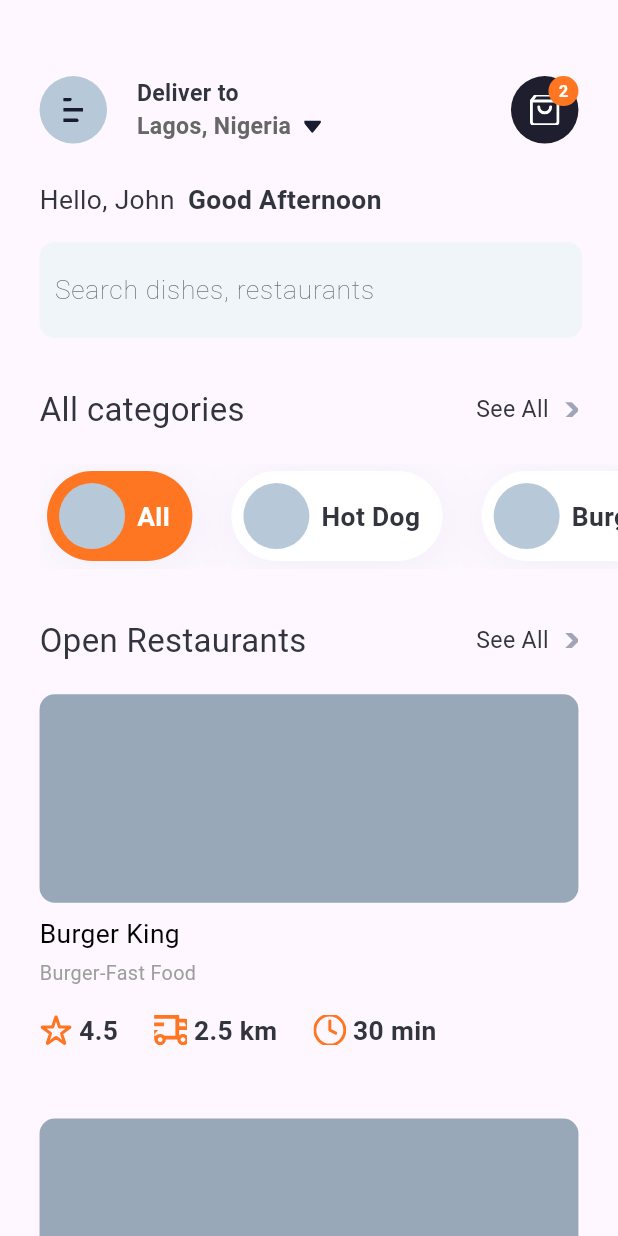
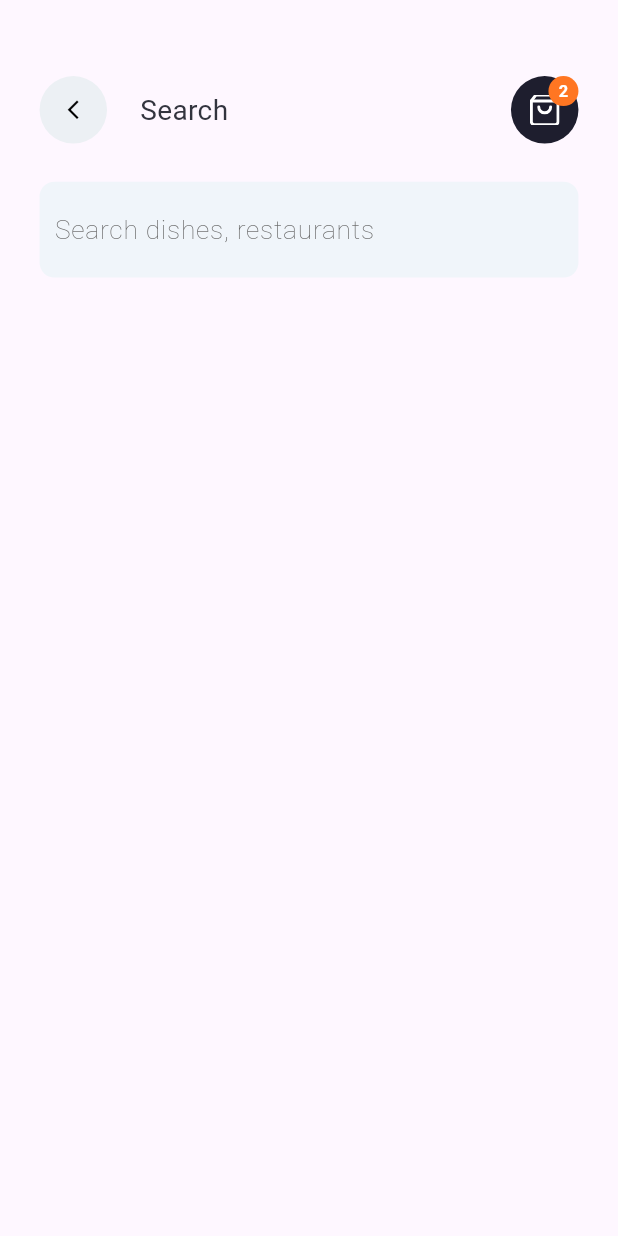
Before and after one commit to Teewhydot/food, a Flutter app: the screen it shows after launch, on a phone screen of 412 x 824 dp. Run offline on Flutter 3.47's test engine with Material 3 defaults, Android fonts, the phone set to English and light mode, and no system bars; our stand-ins replace cached_network_image, dartz, firebase_auth, flutter_screenutil, flutter_svg, get and 6 more; accounts and stored records are empty; Roboto replaces fonts that are missing (Sen).

Commit message:
Refactored app default padding.

```diff
--- /dev/null
+++ b/lib/food/core/constants/app_constants.dart
@@ -0,0 +1,3 @@
+class AppConstants {
+  static const double defaultPadding = 24.0;
+}
--- a/lib/food/core/theme/colors.dart
+++ b/lib/food/core/theme/colors.dart
@@ -21,3 +21,4 @@ const Color kTwitterColor = Color(0xff1DA1F2);
 const Color kGradientColor1 = Color(0xffE76F00);
 const Color kGradientColor2 = Color(0xffFFEB34);
 const Color kCloseColor = Color(0xffFFE194);
+const Color kBackWidgetColor = Color(0xffECF0F4);
--- a/lib/food/features/auth/presentation/screens/location.dart
+++ b/lib/food/features/auth/presentation/screens/location.dart
@@ -3,6 +3,7 @@ import 'package:flutter_screenutil/flutter_screenutil.dart';
 import 'package:food/food/components/buttons/buttons.dart';
 import 'package:food/food/components/scaffold.dart';
 import 'package:food/food/components/texts/texts.dart';
+import 'package:food/food/core/constants/app_constants.dart';
 import 'package:food/food/core/theme/colors.dart';
 import 'package:food/food/features/onboarding/presentation/widgets/food_container.dart';
 import 'package:get/get.dart';
@@ -46,7 +47,10 @@ class _LocationState extends State<Location> {
             FWrapText(
               text: "DFOOD WILL ACCESS YOUR LOCATION ONLY WHILE USING THE APP",
               color: kTextColorDark,
-            ).paddingOnly(left: 26.w, right: 26.w),
+            ).paddingOnly(
+              left: AppConstants.defaultPadding.w,
+              right: AppConstants.defaultPadding.w,
+            ),
           ],
         ),
       ),
--- a/lib/food/features/auth/presentation/widgets/back_widget.dart
+++ b/lib/food/features/auth/presentation/widgets/back_widget.dart
@@ -2,7 +2,8 @@ import 'package:flutter/material.dart';
 import 'package:food/food/core/theme/colors.dart';
 
 class BackWidget extends StatelessWidget {
-  const BackWidget({super.key});
+  final Color color;
+  const BackWidget({super.key, this.color = kWhiteColor});
 
   @override
   Widget build(BuildContext context) {
@@ -10,7 +11,7 @@ class BackWidget extends StatelessWidget {
       width: 45,
       height: 45,
       decoration: BoxDecoration(
-        color: kWhiteColor,
+        color: color,
         borderRadius: BorderRadius.circular(45),
       ),
       child: IconButton(
--- a/lib/food/features/home/presentation/screens/home.dart
+++ b/lib/food/features/home/presentation/screens/home.dart
@@ -9,6 +9,7 @@ import 'package:food/generated/assets.dart';
 import 'package:get/get.dart';
 
 import '../../../../components/buttons/buttons.dart';
+import '../../../../core/constants/app_constants.dart';
 import '../widgets/cart_widget.dart';
 import '../widgets/category_widget.dart';
 import '../widgets/restaurant_widget.dart';
@@ -165,7 +166,9 @@ class _HomeState extends State<Home> {
                     ],
                   ),
                   Spacer(),
-                  CartWidget().paddingOnly(right: 24.w),
+                  CartWidget().paddingOnly(
+                    right: AppConstants.defaultPadding.w,
+                  ),
                 ],
               ),
             ),
@@ -192,7 +195,7 @@ class _HomeState extends State<Home> {
             16.verticalSpace,
             SearchWidget(),
             32.verticalSpace,
-            SectionHead().paddingOnly(right: 24.w),
+            SectionHead().paddingOnly(right: AppConstants.defaultPadding.w),
             20.verticalSpace,
             SingleChildScrollView(
               scrollDirection: Axis.horizontal,
@@ -213,7 +216,9 @@ class _HomeState extends State<Home> {
               ),
             ),
             32.verticalSpace,
-            SectionHead(title: "Open Restaurants").paddingOnly(right: 24.w),
+            SectionHead(
+              title: "Open Restaurants",
+            ).paddingOnly(right: AppConstants.defaultPadding.w),
             20.verticalSpace,
             SingleChildScrollView(
               scrollDirection: Axis.vertical,
@@ -250,9 +255,9 @@ class _HomeState extends State<Home> {
                   ),
                 ],
               ),
-            ).paddingOnly(right: 24.w),
+            ).paddingOnly(right: AppConstants.defaultPadding.w),
           ],
-        ).paddingOnly(left: 24.w),
+        ).paddingOnly(left: AppConstants.defaultPadding.w),
       ),
     );
   }
--- /dev/null
+++ b/lib/food/features/home/presentation/screens/search.dart
@@ -0,0 +1,51 @@
+import 'package:flutter/material.dart';
+import 'package:flutter_screenutil/flutter_screenutil.dart';
+import 'package:food/food/components/scaffold.dart';
+import 'package:food/food/components/texts/texts.dart';
+import 'package:food/food/core/theme/colors.dart';
+import 'package:food/food/features/auth/presentation/widgets/back_widget.dart';
+import 'package:food/food/features/home/presentation/widgets/cart_widget.dart';
+import 'package:food/food/features/home/presentation/widgets/search_widget.dart';
+import 'package:get/get.dart';
+
+import '../../../../core/constants/app_constants.dart';
+
+class Search extends StatefulWidget {
+  const Search({super.key});
+
+  @override
+  State<Search> createState() => _SearchState();
+}
+
+class _SearchState extends State<Search> {
+  @override
+  Widget build(BuildContext context) {
+    return FScaffold(
+      body: Column(
+        children: [
+          50.verticalSpace,
+          Row(
+            children: [
+              Row(
+                children: [
+                  BackWidget(color: kBackWidgetColor),
+                  20.horizontalSpace,
+                  FText(
+                    text: "Search",
+                    fontSize: 17,
+                    fontWeight: FontWeight.w400,
+                    color: kTextColorDark,
+                  ),
+                ],
+              ),
+              Spacer(),
+              CartWidget().paddingOnly(right: AppConstants.defaultPadding.w),
+            ],
+          ),
+          25.verticalSpace,
+          SearchWidget(),
+        ],
+      ).paddingOnly(left: AppConstants.defaultPadding.w),
+    );
+  }
+}
--- a/lib/food/features/home/presentation/widgets/search_widget.dart
+++ b/lib/food/features/home/presentation/widgets/search_widget.dart
@@ -1,6 +1,9 @@
 import 'package:flutter/material.dart';
+import 'package:flutter_screenutil/flutter_screenutil.dart';
 import 'package:food/food/components/textfields.dart';
 import 'package:get/get.dart';
+
+import '../../../../core/constants/app_constants.dart';
 
 class SearchWidget extends StatefulWidget {
   const SearchWidget({super.key});
@@ -17,6 +20,6 @@ class _SearchWidgetState extends State<SearchWidget> {
       hasLabel: false,
       hintText: "Search dishes, restaurants",
       action: TextInputAction.search,
-    ).paddingOnly(right: 24);
+    ).paddingOnly(right: AppConstants.defaultPadding.w);
   }
 }
--- a/lib/main.dart
+++ b/lib/main.dart
@@ -3,7 +3,7 @@ import 'package:flutter_screenutil/flutter_screenutil.dart';
 import 'package:food/food/app/init.dart';
 import 'package:food/food/core/routes/getx_route_module.dart';
 import 'package:food/food/core/theme/theme.dart';
-import 'package:food/food/features/home/presentation/screens/home.dart';
+import 'package:food/food/features/home/presentation/screens/search.dart';
 import 'package:get/get.dart';
 
 void main() {
@@ -27,7 +27,7 @@ class MyApp extends StatelessWidget {
         theme: FoodTheme.lightTheme,
         darkTheme: FoodTheme.darkTheme,
         themeMode: ThemeMode.light,
-        home: const Home(),
+        home: const Search(),
       ),
     );
   }
```
Also changed, not shown: lib/food/core/services/firebase_service.dart (+2 -6 lines), lib/food/core/utils/app_utils.dart (+0 -51 lines), lib/food/features/auth/presentation/screens/forgot_password.dart (+6 -1 lines), lib/food/features/auth/presentation/screens/login.dart (+6 -1 lines), lib/food/features/auth/presentation/screens/sign_up.dart (+6 -1 lines), lib/food/features/auth/presentation/screens/verification.dart (+6 -1 lines), lib/food/features/onboarding/presentation/screens/food_onboarding.dart (+10 -2 lines), lib/food/features/onboarding/presentation/widgets/onboarding_widget.dart (+6 -1 lines).
